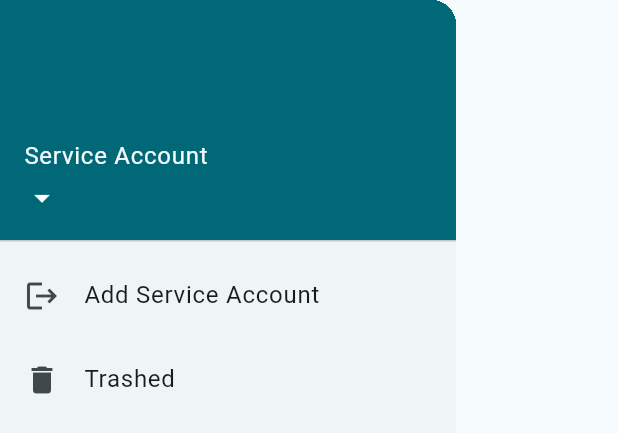
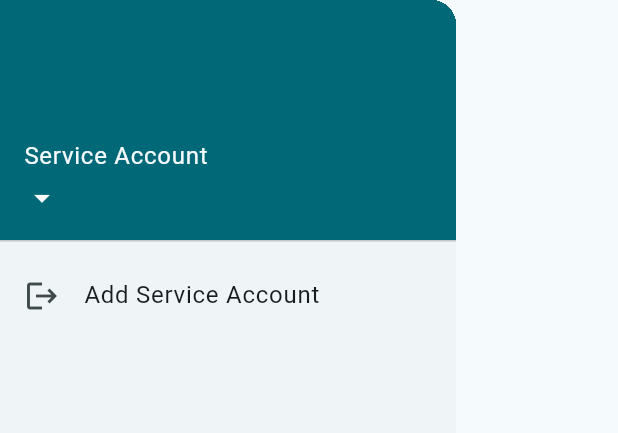
Before and after one commit to starfall-org/sharedrive, a Flutter app: the SideMenu widget shown alone on an empty page, opened directly, on a phone screen of 412 x 824 dp. Shown: the top 433 px of the screen. Run offline on Flutter 3.47's test engine with Material 3 defaults, Android fonts, the phone set to English and light mode, and no system bars; drawn by our look-alikes of dynamic_color; our stand-ins replace chewie, file_picker, googleapis_auth, permission_handler, shared_preferences, video_player; missing offline and left inert: googleapis; accounts and stored records are empty.

```diff
--- a/lib/widgets/side_menu.dart
+++ b/lib/widgets/side_menu.dart
@@ -3,7 +3,6 @@ import 'package:driveplus/core/services/googleapis_auth.dart';
 import 'package:googleapis_auth/auth_io.dart';
 import 'package:driveplus/common/popup_login.dart';
 import 'package:driveplus/core/providers/credentials_provider.dart';
-import 'package:driveplus/screens/trashed_screen.dart';
 
 class SideMenu extends StatefulWidget {
   @override
@@ -73,16 +72,6 @@ class _SideMenuState extends State<SideMenu> {
               popupLogin(context);
             },
           ),
-          ListTile(
-            leading: Icon(Icons.delete),
-            title: Text("Trashed"),
-            onTap: () {
-              Navigator.push(
-                context,
-                MaterialPageRoute(builder: (context) => TrashedScreen()),
-              );
-            },
-          ),
         ],
       ),
     );
```
